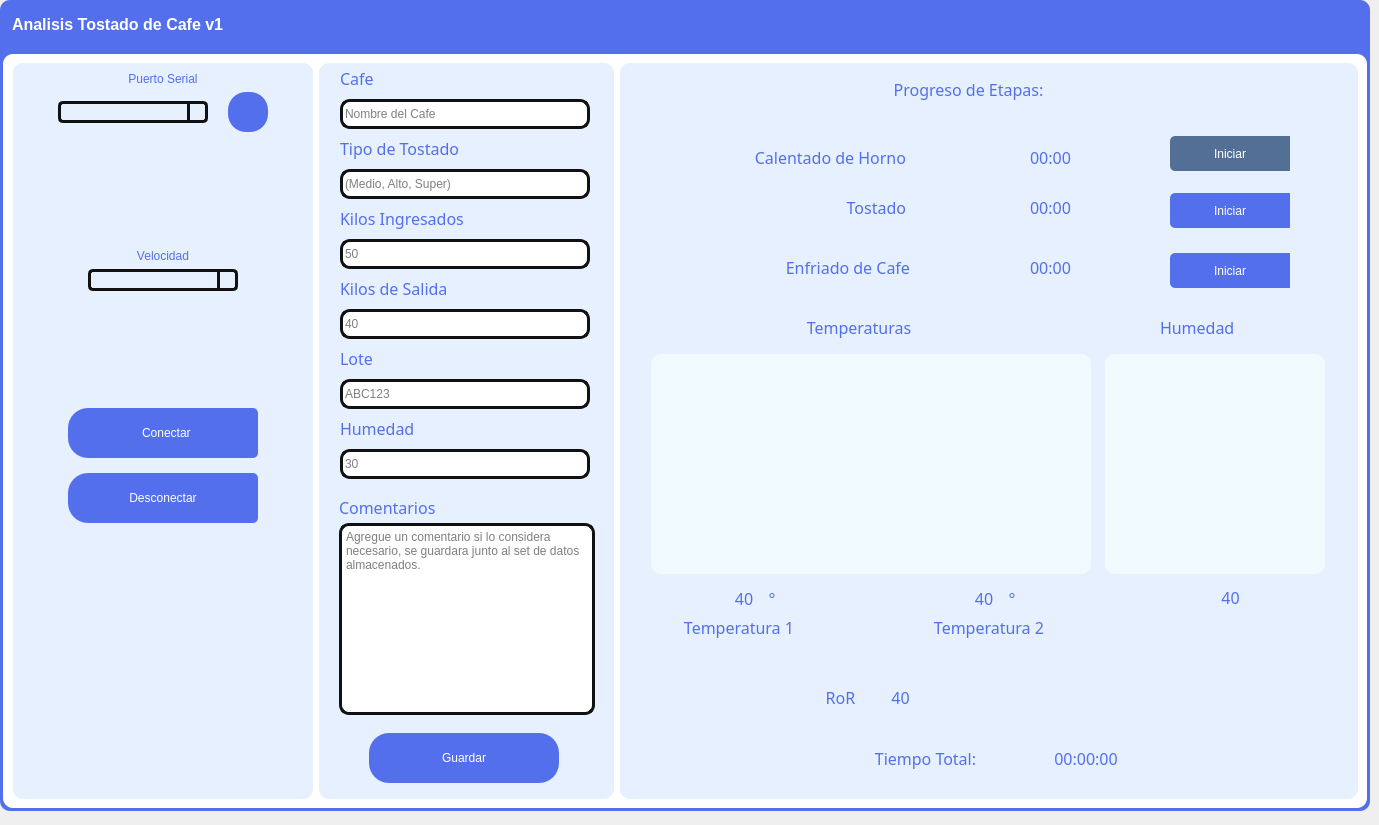
Above: desktop-app/GUI-2.ui from Fenix-LAB/web-app-2-esp32 before the change. Below: the same form after it.
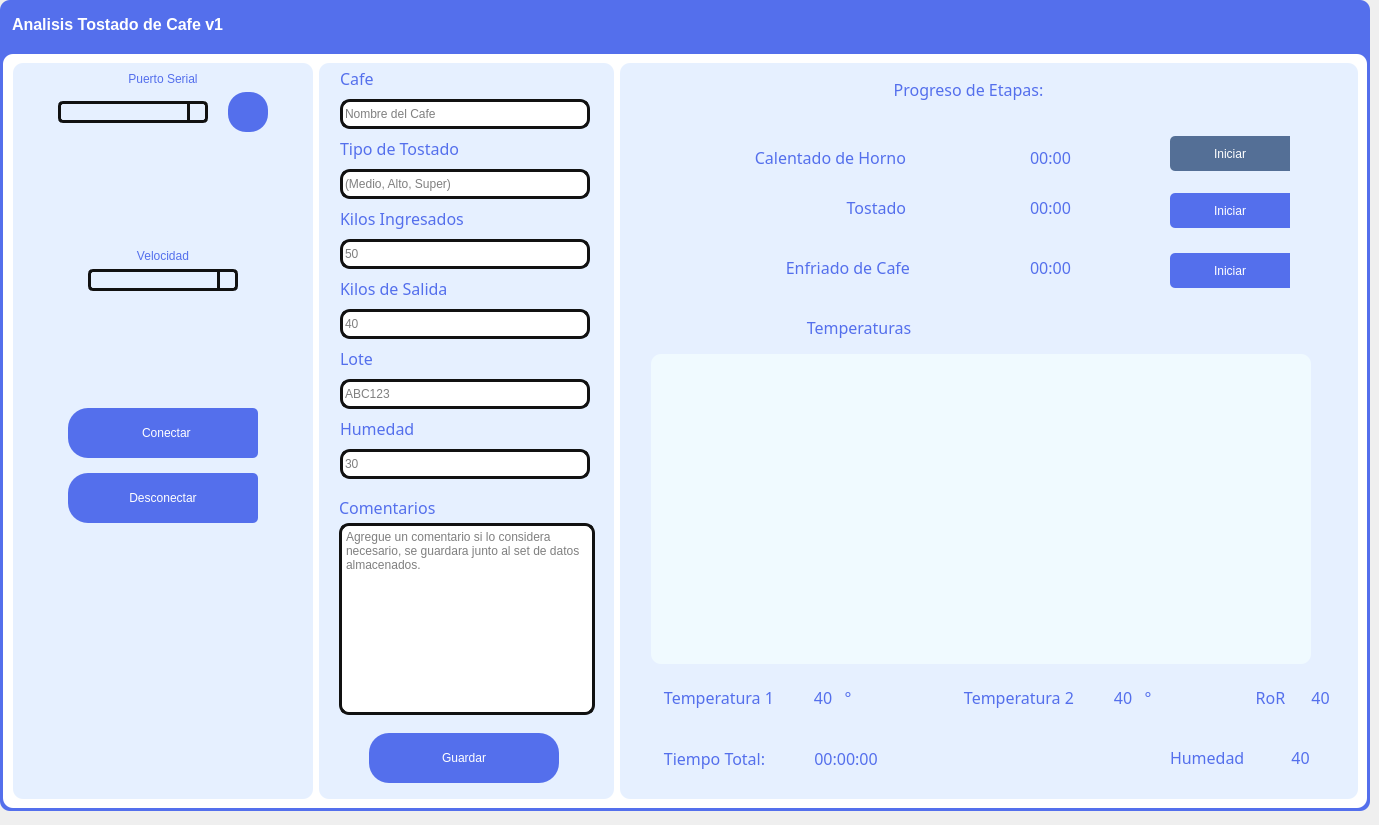
That is the form after the change. Icons and pictures are not drawn.

Commit message: Update GUI layout and adjust graph data ranges for improved visualization

What changed in the file:
```diff
--- a/desktop-app/GUI-2.ui
+++ b/desktop-app/GUI-2.ui
@@ -1286,8 +1286,8 @@
                   <widget class="QLabel" name="valor_3">
                    <property name="geometry">
                     <rect>
-                     <x>590</x>
-                     <y>520</y>
+                     <x>660</x>
+                     <y>680</y>
                      <width>41</width>
                      <height>28</height>
                     </rect>
@@ -1570,8 +1570,8 @@
                   <widget class="QLabel" name="label_26">
                    <property name="geometry">
                     <rect>
-                     <x>540</x>
-                     <y>250</y>
+                     <x>550</x>
+                     <y>680</y>
                      <width>102</width>
                      <height>28</height>
                     </rect>
@@ -1617,27 +1617,11 @@
                     <set>Qt::AlignCenter</set>
                    </property>
                   </widget>
-                  <widget class="QFrame" name="frame_rgb">
-                   <property name="geometry">
-                    <rect>
-                     <x>510</x>
-                     <y>580</y>
-                     <width>51</width>
-                     <height>51</height>
-                    </rect>
-                   </property>
-                   <property name="frameShape">
-                    <enum>QFrame::StyledPanel</enum>
-                   </property>
-                   <property name="frameShadow">
-                    <enum>QFrame::Raised</enum>
-                   </property>
-                  </widget>
                   <widget class="QLabel" name="label_25">
                    <property name="geometry">
                     <rect>
-                     <x>40</x>
-                     <y>550</y>
+                     <x>20</x>
+                     <y>620</y>
                      <width>158</width>
                      <height>28</height>
                     </rect>
@@ -1661,8 +1645,8 @@
                   <widget class="QLabel" name="label_28">
                    <property name="geometry">
                     <rect>
-                     <x>290</x>
-                     <y>550</y>
+                     <x>320</x>
+                     <y>620</y>
                      <width>158</width>
                      <height>28</height>
                     </rect>
@@ -1686,7 +1670,7 @@
                   <widget class="QLabel" name="label_29">
                    <property name="geometry">
                     <rect>
-                     <x>180</x>
+                     <x>610</x>
                      <y>620</y>
                      <width>81</width>
                      <height>28</height>
@@ -1711,7 +1695,7 @@
                   <widget class="QLabel" name="valor_4">
                    <property name="geometry">
                     <rect>
-                     <x>260</x>
+                     <x>680</x>
                      <y>620</y>
                      <width>41</width>
                      <height>28</height>
@@ -1741,8 +1725,8 @@
                     <rect>
                      <x>31</x>
                      <y>291</y>
-                     <width>440</width>
-                     <height>220</height>
+                     <width>660</width>
+                     <height>310</height>
                     </rect>
                    </property>
                    <property name="sizePolicy">
@@ -1753,14 +1737,14 @@
                    </property>
                    <property name="minimumSize">
                     <size>
-                     <width>440</width>
-                     <height>220</height>
+                     <width>660</width>
+                     <height>310</height>
                     </size>
                    </property>
                    <property name="maximumSize">
                     <size>
-                     <width>440</width>
-                     <height>220</height>
+                     <width>660</width>
+                     <height>310</height>
                     </size>
                    </property>
                    <property name="styleSheet">
@@ -1781,59 +1765,11 @@
                     </item>
                    </layout>
                   </widget>
-                  <widget class="QFrame" name="frame_9">
-                   <property name="enabled">
-                    <bool>true</bool>
-                   </property>
-                   <property name="geometry">
-                    <rect>
-                     <x>485</x>
-                     <y>291</y>
-                     <width>220</width>
-                     <height>220</height>
-                    </rect>
-                   </property>
-                   <property name="sizePolicy">
-                    <sizepolicy hsizetype="Preferred" vsizetype="Preferred">
-                     <horstretch>170</horstretch>
-                     <verstretch>170</verstretch>
-                    </sizepolicy>
-                   </property>
-                   <property name="minimumSize">
-                    <size>
-                     <width>220</width>
-                     <height>220</height>
-                    </size>
-                   </property>
-                   <property name="maximumSize">
-                    <size>
-                     <width>220</width>
-                     <height>220</height>
-                    </size>
-                   </property>
-                   <property name="styleSheet">
-                    <string notr="true">QFrame{
-background-color: rgb(240, 250, 255);
-}
-</string>
-                   </property>
-                   <property name="frameShape">
-                    <enum>QFrame::StyledPanel</enum>
-                   </property>
-                   <property name="frameShadow">
-                    <enum>QFrame::Raised</enum>
-                   </property>
-                   <layout class="QHBoxLayout" name="horizontalLayout_24">
-                    <item>
-                     <layout class="QVBoxLayout" name="graph_3"/>
-                    </item>
-                   </layout>
-                  </widget>
                   <widget class="QLabel" name="valor_2">
                    <property name="geometry">
                     <rect>
-                     <x>351</x>
-                     <y>521</y>
+                     <x>490</x>
+                     <y>620</y>
                      <width>26</width>
                      <height>28</height>
                     </rect>
@@ -1857,8 +1793,8 @@
                   <widget class="QLabel" name="n_2">
                    <property name="geometry">
                     <rect>
-                     <x>384</x>
-                     <y>521</y>
+                     <x>520</x>
+                     <y>620</y>
                      <width>16</width>
                      <height>28</height>
                     </rect>
@@ -1882,8 +1818,8 @@
                   <widget class="QLabel" name="valor_1">
                    <property name="geometry">
                     <rect>
-                     <x>111</x>
-                     <y>521</y>
+                     <x>190</x>
+                     <y>620</y>
                      <width>26</width>
                      <height>28</height>
                     </rect>
@@ -1907,8 +1843,8 @@
                   <widget class="QLabel" name="n_1">
                    <property name="geometry">
                     <rect>
-                     <x>144</x>
-                     <y>521</y>
+                     <x>220</x>
+                     <y>620</y>
                      <width>16</width>
                      <height>28</height>
                     </rect>
@@ -1932,7 +1868,7 @@
                   <widget class="QLabel" name="timer_5">
                    <property name="geometry">
                     <rect>
-                     <x>231</x>
+                     <x>20</x>
                      <y>681</y>
                      <width>149</width>
                      <height>28</height>
@@ -1957,7 +1893,7 @@
                   <widget class="QLabel" name="timer_4">
                    <property name="geometry">
                     <rect>
-                     <x>420</x>
+                     <x>180</x>
                      <y>681</y>
                      <width>92</width>
                      <height>28</height>
```
The commit also changes 1 other file.
